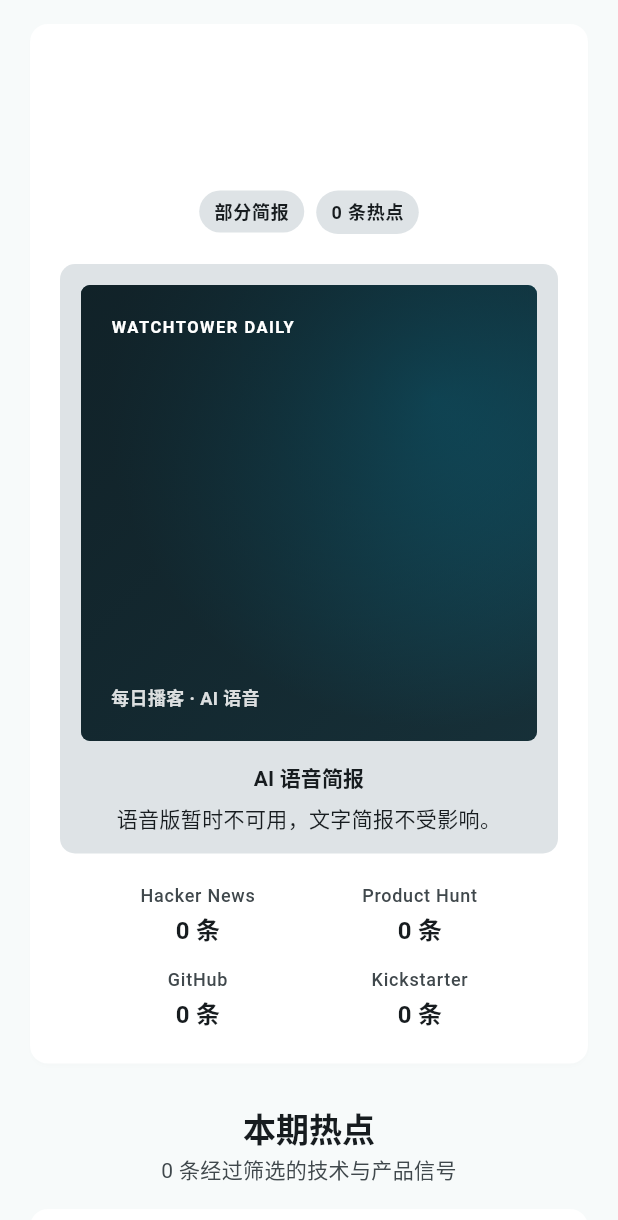
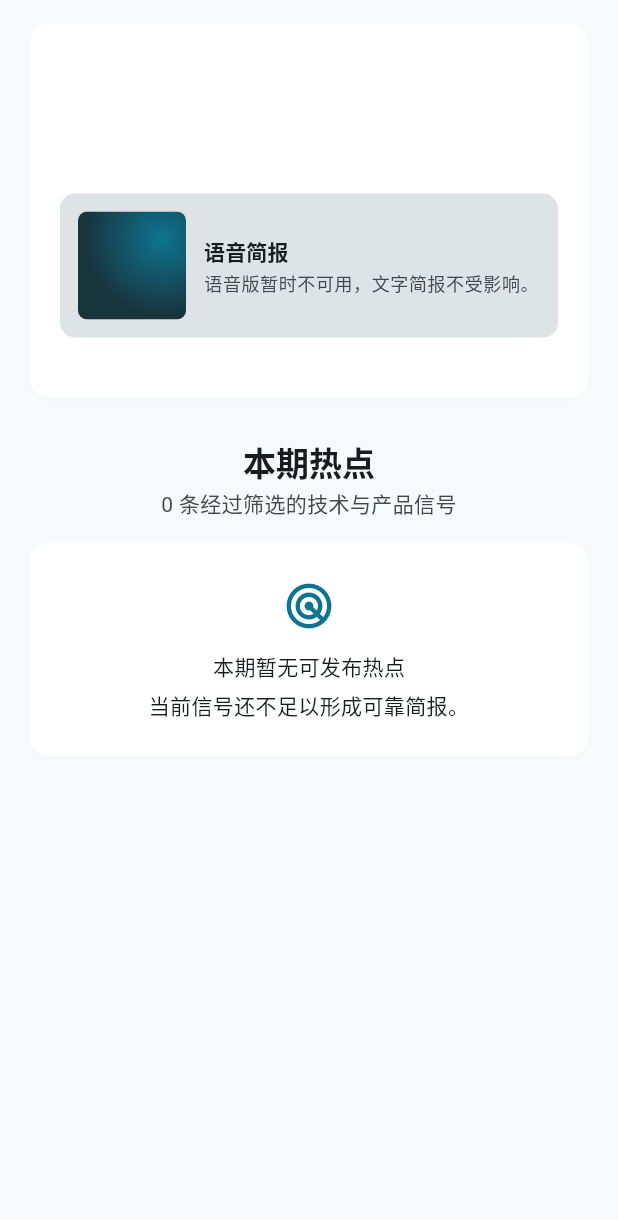
Before and after one commit to nervouna/WatchTower, a Flutter app: the BriefView widget shown alone on an empty page, opened directly with empty values, on a phone screen of 412 x 824 dp. Shown: the top 1220 px of the screen. Run offline on Flutter 3.47's test engine with Material 3 defaults, Android fonts, the phone set to English and light mode, and no system bars; our stand-ins replace audio_service, flutter_secure_storage, go_router, just_audio, package_info_plus, sqflite; missing offline and left inert: audio_session, auth0_flutter; accounts and stored records are empty; network calls fail; statements that could not run were skipped.

Commit message:
feat: compact brief header and audio cards

```diff
--- a/mobile/lib/ui/brief_view.dart
+++ b/mobile/lib/ui/brief_view.dart
@@ -88,7 +88,7 @@ class _BriefViewState extends State<BriefView> {
             _Notice(
               icon: Icons.info_outline,
               text:
-                  '本期为部分简报，暂缺：${brief.missingSources.map((source) => sourceNames[source] ?? source).join('、')}',
+                  '部分简报 · ${brief.missingSources.map((source) => sourceNames[source] ?? source).join('、')} 暂缺',
             ),
           Card(
             child: Padding(
@@ -111,16 +111,6 @@ class _BriefViewState extends State<BriefView> {
                       height: 1.65,
                       color: theme.colorScheme.onSurfaceVariant,
                     ),
-                  ),
-                  const SizedBox(height: 18),
-                  Wrap(
-                    alignment: WrapAlignment.center,
-                    spacing: 8,
-                    runSpacing: 8,
-                    children: [
-                      _Meta(text: brief.status == 'complete' ? '完整简报' : '部分简报'),
-                      _Meta(text: '${brief.items.length} 条热点'),
-                    ],
                   ),
                   if (brief.audio != null) ...[
                     const SizedBox(height: 20),
@@ -223,38 +213,30 @@ class _Meta extends StatelessWidget {
 class _Coverage extends StatelessWidget {
   const _Coverage({required this.counts});
   final Map<String, int> counts;
+
   @override
-  Widget build(BuildContext context) => Wrap(
-    alignment: WrapAlignment.center,
-    spacing: 16,
-    runSpacing: 12,
-    children: [
-      for (final source in sourceNames.entries)
-        SizedBox(
-          width: 132,
-          child: Column(
-            crossAxisAlignment: CrossAxisAlignment.center,
-            children: [
-              Text(
-                source.value,
+  Widget build(BuildContext context) {
+    final sources = sourceNames.entries
+        .where((source) => (counts[source.key] ?? 0) > 0)
+        .map((source) => '${source.value} ${counts[source.key]}')
+        .toList(growable: false);
+    if (sources.isEmpty) return const SizedBox.shrink();
+    final visible = '来源：${sources.join(' · ')}';
+    final semantics = '来源：${sources.join('，')}';
+    return Semantics(
+      container: true,
+      label: semantics,
+      excludeSemantics: true,
+      child: Text(
+        visible,
         textAlign: TextAlign.center,
-                style: Theme.of(context).textTheme.labelMedium?.copyWith(
+        style: Theme.of(context).textTheme.bodySmall?.copyWith(
           color: Theme.of(context).colorScheme.onSurfaceVariant,
+          height: 1.5,
         ),
       ),
-              const SizedBox(height: 2),
-              Text(
-                '${counts[source.key] ?? 0} 条',
-                textAlign: TextAlign.center,
-                style: Theme.of(
-                  context,
-                ).textTheme.titleMedium?.copyWith(fontWeight: FontWeight.w700),
-              ),
-            ],
-          ),
-        ),
-    ],
     );
+  }
 }
 
 class _AudioCard extends StatefulWidget {
@@ -280,35 +262,26 @@ class _AudioCardState extends State<_AudioCard> {
     final audioInfo = brief.audio!;
     final controller = context.watch<AudioController>();
     if (audioInfo.status != 'ready') {
-      return Container(
-        padding: const EdgeInsets.all(14),
-        decoration: BoxDecoration(
-          color: Theme.of(context).colorScheme.surfaceContainerHighest,
-          borderRadius: BorderRadius.circular(10),
-        ),
+      return _AudioCardShell(
+        brief: brief,
         child: Column(
           crossAxisAlignment: CrossAxisAlignment.stretch,
           children: [
-            _PodcastCover(brief: brief),
-            const SizedBox(height: 14),
-            Text(
-              'AI 语音简报',
-              textAlign: TextAlign.center,
-              style: Theme.of(context).textTheme.titleSmall?.copyWith(
-                fontWeight: FontWeight.w700,
-              ),
-            ),
-            const SizedBox(height: 6),
+            const _AudioTitle(),
+            const SizedBox(height: 4),
             Text(
               queued || audioInfo.status == 'pending'
                   ? '语音版正在生成，文字简报可以正常阅读。'
                   : '语音版暂时不可用，文字简报不受影响。',
-              textAlign: TextAlign.center,
+              style: Theme.of(context).textTheme.bodySmall?.copyWith(
+                color: Theme.of(context).colorScheme.onSurfaceVariant,
+              ),
             ),
             if (audioInfo.status == 'failed' &&
                 widget.auth?.audioRetryAllowed == true) ...[
               const SizedBox(height: 10),
               Align(
+                alignment: Alignment.centerLeft,
                 child: FilledButton.tonal(
                   onPressed: widget.offline || retrying || queued
                       ? null
@@ -340,7 +313,6 @@ class _AudioCardState extends State<_AudioCard> {
                 const SizedBox(height: 6),
                 Text(
                   retryError!,
-                  textAlign: TextAlign.center,
                   style: TextStyle(color: Theme.of(context).colorScheme.error),
                 ),
               ],
@@ -350,27 +322,54 @@ class _AudioCardState extends State<_AudioCard> {
       );
     }
     if (controller.availability != AudioAvailability.ready) {
-      return _AudioUnavailableCard(
+      return _AudioCardShell(
         brief: brief,
-        text: controller.availability == AudioAvailability.initializing
+        child: Column(
+          crossAxisAlignment: CrossAxisAlignment.start,
+          children: [
+            const _AudioTitle(),
+            const SizedBox(height: 4),
+            Text(
+              controller.availability == AudioAvailability.initializing
                   ? '正在准备播放器，文字简报可以正常阅读。'
                   : '音频暂时不可用，文字简报不受影响。',
+              style: Theme.of(context).textTheme.bodySmall?.copyWith(
+                color: Theme.of(context).colorScheme.onSurfaceVariant,
+              ),
+            ),
+          ],
+        ),
       );
     }
     final active = controller.item?.id == brief.date;
-    return Container(
-      padding: const EdgeInsets.all(14),
-      decoration: BoxDecoration(
-        color: Theme.of(context).colorScheme.primary.withValues(alpha: 0.08),
-        borderRadius: BorderRadius.circular(10),
+    return _AudioCardShell(
+      brief: brief,
+      highlighted: true,
+      child: Row(
+        crossAxisAlignment: CrossAxisAlignment.center,
+        children: [
+          Expanded(
+            child: Column(
+              crossAxisAlignment: CrossAxisAlignment.start,
+              children: [
+                _AudioTitle(
+                  text:
+                      '约 ${_approximateMinutes(audioInfo.durationSeconds!)} 分钟听完本期',
                 ),
-      child: Column(
-        children: [
-          _PodcastCover(brief: brief),
-          const SizedBox(height: 14),
-          Row(
-            mainAxisAlignment: MainAxisAlignment.center,
-            children: [
+                const SizedBox(height: 4),
+                Text(
+                  controller.error ??
+                      'AI 语音 · ${_duration(audioInfo.durationSeconds!)}',
+                  style: Theme.of(context).textTheme.bodySmall?.copyWith(
+                    color: controller.error == null
+                        ? Theme.of(context).colorScheme.onSurfaceVariant
+                        : Theme.of(context).colorScheme.error,
+                  ),
+                ),
+              ],
+            ),
+          ),
+          const SizedBox(width: 10),
           IconButton.filled(
             onPressed: controller.loading
                 ? null
@@ -384,34 +383,6 @@ class _AudioCardState extends State<_AudioCard> {
                   : Icons.play_arrow_rounded,
             ),
           ),
-              const SizedBox(width: 10),
-              Flexible(
-                child: Column(
-                  crossAxisAlignment: CrossAxisAlignment.center,
-                  children: [
-                    Text(
-                      '约 ${_approximateMinutes(audioInfo.durationSeconds!)} 分钟听完本期',
-                      textAlign: TextAlign.center,
-                      style: Theme.of(context).textTheme.titleSmall?.copyWith(
-                        fontWeight: FontWeight.w700,
-                      ),
-                    ),
-                    const SizedBox(height: 3),
-                    Text(
-                      controller.error ??
-                          'AI 语音 · ${_duration(audioInfo.durationSeconds!)}',
-                      textAlign: TextAlign.center,
-                      style: Theme.of(context).textTheme.bodySmall?.copyWith(
-                        color: controller.error == null
-                            ? Theme.of(context).colorScheme.onSurfaceVariant
-                            : Theme.of(context).colorScheme.error,
-                      ),
-                    ),
-                  ],
-                ),
-              ),
-            ],
-          ),
         ],
       ),
     );
@@ -423,25 +394,46 @@ int _approximateMinutes(double seconds) {
   return minutes < 1 ? 1 : minutes;
 }
 
-class _AudioUnavailableCard extends StatelessWidget {
-  const _AudioUnavailableCard({required this.brief, required this.text});
+class _AudioCardShell extends StatelessWidget {
+  const _AudioCardShell({
+    required this.brief,
+    required this.child,
+    this.highlighted = false,
+  });
   final Brief brief;
+  final Widget child;
+  final bool highlighted;
+
+  @override
+  Widget build(BuildContext context) => Container(
+    padding: const EdgeInsets.all(12),
+    decoration: BoxDecoration(
+      color: highlighted
+          ? Theme.of(context).colorScheme.primary.withValues(alpha: 0.08)
+          : Theme.of(context).colorScheme.surfaceContainerHighest,
+      borderRadius: BorderRadius.circular(10),
+    ),
+    child: Row(
+      crossAxisAlignment: CrossAxisAlignment.center,
+      children: [
+        _PodcastCover(brief: brief),
+        const SizedBox(width: 12),
+        Expanded(child: child),
+      ],
+    ),
+  );
+}
+
+class _AudioTitle extends StatelessWidget {
+  const _AudioTitle({this.text = '语音简报'});
   final String text;
 
   @override
-  Widget build(BuildContext context) => Container(
-    padding: const EdgeInsets.all(14),
-    decoration: BoxDecoration(
-      color: Theme.of(context).colorScheme.surfaceContainerHighest,
-      borderRadius: BorderRadius.circular(10),
-    ),
-    child: Column(
-      children: [
-        _PodcastCover(brief: brief),
-        const SizedBox(height: 14),
-        Text(text, textAlign: TextAlign.center),
-      ],
-    ),
+  Widget build(BuildContext context) => Text(
+    text,
+    style: Theme.of(
+      context,
+    ).textTheme.titleSmall?.copyWith(fontWeight: FontWeight.w700),
   );
 }
 
@@ -456,9 +448,10 @@ class _PodcastCover extends StatelessWidget {
     final imageUrl = ready
         ? Uri.parse(AppConfig.apiBaseUrl).resolve(cover!.url!).toString()
         : null;
+    final size = MediaQuery.sizeOf(context).width >= 600 ? 96.0 : 72.0;
     return ExcludeSemantics(
-      child: AspectRatio(
-        aspectRatio: 1,
+      child: SizedBox.square(
+        dimension: size,
         child: ClipRRect(
           borderRadius: BorderRadius.circular(6),
           child: Stack(
@@ -473,72 +466,6 @@ class _PodcastCover extends StatelessWidget {
                   errorBuilder: (_, _, _) => const SizedBox.shrink(),
                   loadingBuilder: (context, child, progress) =>
                       progress == null ? child : const SizedBox.shrink(),
-                ),
-              const DecoratedBox(
-                decoration: BoxDecoration(
-                  gradient: LinearGradient(
-                    begin: Alignment.topLeft,
-                    end: Alignment.bottomRight,
-                    colors: [
-                      Color(0xE6102026),
-                      Color(0x99102026),
-                      Color(0x33102026),
-                    ],
-                  ),
-                ),
-              ),
-              Padding(
-                padding: const EdgeInsets.all(20),
-                child: Column(
-                  crossAxisAlignment: CrossAxisAlignment.start,
-                  children: [
-                    Row(
-                      children: [
-                        const Expanded(
-                          child: Text(
-                            'WATCHTOWER DAILY',
-                            style: TextStyle(
-                              color: Colors.white,
-                              fontSize: 11,
-                              fontWeight: FontWeight.w700,
-                              letterSpacing: 1,
-                            ),
-                          ),
-                        ),
-                        Text(
-                          brief.date,
-                          style: const TextStyle(
-                            color: Colors.white,
-                            fontSize: 11,
-                            fontWeight: FontWeight.w700,
-                            fontFamily: 'monospace',
-                          ),
-                        ),
-                      ],
-                    ),
-                    const Spacer(),
-                    Text(
-                      brief.headline,
-                      maxLines: 4,
-                      overflow: TextOverflow.ellipsis,
-                      style: Theme.of(context).textTheme.headlineSmall
-                          ?.copyWith(
-                            color: Colors.white,
-                            fontWeight: FontWeight.w700,
-                            height: 1.18,
-                          ),
-                    ),
-                    const SizedBox(height: 10),
-                    const Text(
-                      '每日播客 · AI 语音',
-                      style: TextStyle(
-                        color: Color(0xD9FFFFFF),
-                        fontSize: 12,
-                        fontWeight: FontWeight.w600,
-                      ),
-                    ),
-                  ],
-                ),
                 ),
             ],
           ),
```
Also changed, not shown: 3 other files. Lines whose indentation alone changed are shown as unchanged.
